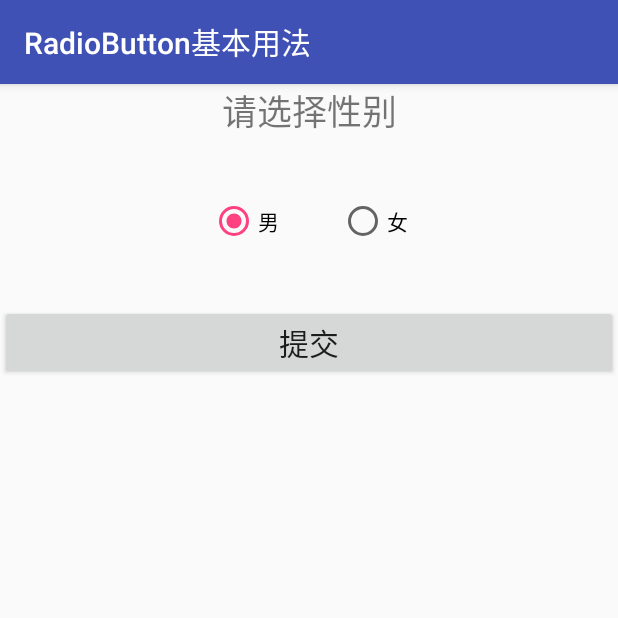
After one commit to LinTeX9527/AndroidStudyNote, an Android app: the TestRadioButtonActivity screen opened directly, with no data from a screen before it, on a phone screen of 412 x 824 dp, the top half of it. The commit adds this screen. Run offline under Robolectric (Android 15) with nearby library versions, the phone set to English and light mode, and no system bars.

Commit message:
演示两种方法获取RadioButton的选中值

```diff
--- a/runoob/src/main/AndroidManifest.xml
+++ b/runoob/src/main/AndroidManifest.xml
@@ -52,19 +52,27 @@
                 <category android:name="android.intent.category.DEFAULT" />
             </intent-filter>
         </activity>
+        <activity
+            android:name=".TestImageViewActivity"
+            android:label="@string/imageview_attr"
+            android:launchMode="singleInstance">
+            <intent-filter>
+                <action android:name="com.lintex9527.runoob.TestImageViewActivity" />
 
-        <activity android:name=".TestImageViewActivity"
-            android:label="@string/imageview_attr"
+                <category android:name="android.intent.category.DEFAULT" />
+            </intent-filter>
+        </activity>
+
+        <activity android:name=".TestRadioButtonActivity"
+            android:label="@string/radiobuton_attr"
             android:launchMode="singleInstance"
             >
             <intent-filter>
-                <action android:name="com.lintex9527.runoob.TestImageViewActivity" />
+                <action android:name="com.lintex9527.runoob.TestRadioButtonActivity" />
                 <category android:name="android.intent.category.DEFAULT" />
             </intent-filter>
 
         </activity>
-
-
     </application>
 
 </manifest>
--- a/runoob/src/main/java/com/lintex9527/runoob/MainActivity.java
+++ b/runoob/src/main/java/com/lintex9527/runoob/MainActivity.java
@@ -69,6 +69,7 @@ public class MainActivity extends AppCompatActivity {
         addTestItem(R.string.edittext_attr, "com.lintex9527.runoob.TestEditTextActivity");
         addTestItem(R.string.button_attr, "com.lintex9527.runoob.TestButtonActivity");
         addTestItem(R.string.imageview_attr, "com.lintex9527.runoob.TestImageViewActivity");
+        addTestItem(R.string.radiobuton_attr, "com.lintex9527.runoob.TestRadioButtonActivity");
 
     }
 
--- /dev/null
+++ b/runoob/src/main/java/com/lintex9527/runoob/TestRadioButtonActivity.java
@@ -0,0 +1,59 @@
+package com.lintex9527.runoob;
+
+import android.support.v7.app.AppCompatActivity;
+import android.os.Bundle;
+import android.view.View;
+import android.widget.Button;
+import android.widget.RadioButton;
+import android.widget.RadioGroup;
+import android.widget.Toast;
+
+/**
+ * 参见教程：
+ * http://www.runoob.com/w3cnote/android-tutorial-radiobutton-checkbox.html
+ *
+ * RadioButton 需要放到 RadioGroup 组中，才能达到只能选择一个的效果。
+ */
+public class TestRadioButtonActivity extends AppCompatActivity {
+
+    private RadioGroup mRadioGroup;
+    private RadioButton mRadioButtonMan;
+    private RadioButton mRadioButtonWoman;
+    private Button mButtonPost;
+
+    @Override
+    protected void onCreate(Bundle savedInstanceState) {
+        super.onCreate(savedInstanceState);
+        setContentView(R.layout.activity_test_radio_button);
+
+        /**
+         * 第一种获取RadioButton选中状态的方式：通过RadioGroup的监听器 onCheckedChangeListener
+         */
+        mRadioGroup = (RadioGroup) findViewById(R.id.radioGroup);
+        mRadioGroup.setOnCheckedChangeListener(new RadioGroup.OnCheckedChangeListener() {
+            @Override
+            public void onCheckedChanged(RadioGroup group, int checkedId) {
+                RadioButton radioButton = (RadioButton) findViewById(checkedId);
+                Toast.makeText(getApplicationContext(), "选择：" + radioButton.getText(), Toast.LENGTH_SHORT).show();
+            }
+        });
+
+        mButtonPost = (Button) findViewById(R.id.btnPost);
+        mButtonPost.setOnClickListener(new View.OnClickListener() {
+            @Override
+            public void onClick(View v) {
+                /**
+                 * 第二种方法：通过RadioGroup遍历每一个子RadioButton
+                 */
+                for (int i = 0; i < mRadioGroup.getChildCount(); i++) {
+                    RadioButton rd = (RadioButton) mRadioGroup.getChildAt(i);
+                    if (rd.isChecked()) {
+                        Toast.makeText(getApplicationContext(), "选择：" + rd.getText(), Toast.LENGTH_SHORT).show();
+                        break;
+                    }
+                }
+            }
+        });
+
+    }
+}
--- /dev/null
+++ b/runoob/src/main/res/layout/activity_test_radio_button.xml
@@ -0,0 +1,55 @@
+<?xml version="1.0" encoding="utf-8"?>
+<LinearLayout xmlns:android="http://schemas.android.com/apk/res/android"
+    xmlns:app="http://schemas.android.com/apk/res-auto"
+    xmlns:tools="http://schemas.android.com/tools"
+    android:layout_width="match_parent"
+    android:layout_height="match_parent"
+    android:orientation="vertical"
+    tools:context=".TestRadioButtonActivity">
+
+    <TextView
+        android:layout_width="match_parent"
+        android:layout_height="wrap_content"
+        android:text="请选择性别"
+        android:textSize="23sp"
+        android:gravity="center_horizontal"
+        />
+
+    <RadioGroup
+        android:id="@+id/radioGroup"
+        android:layout_width="match_parent"
+        android:layout_height="wrap_content"
+        android:layout_marginTop="20dp"
+        android:orientation="horizontal"
+        android:gravity="center_horizontal"
+        >
+
+        <RadioButton
+            android:id="@+id/btnMan"
+            android:layout_width="wrap_content"
+            android:layout_height="wrap_content"
+            android:text="男"
+            android:checked="true"
+            android:layout_margin="20dp"
+            />
+
+        <RadioButton
+            android:id="@+id/btnWoman"
+            android:layout_width="wrap_content"
+            android:layout_height="wrap_content"
+            android:text="女"
+            android:layout_margin="20dp"
+            />
+
+    </RadioGroup>
+
+    <Button
+        android:id="@+id/btnPost"
+        android:layout_width="match_parent"
+        android:layout_height="wrap_content"
+        android:layout_marginTop="20dp"
+        android:text="提交"
+        android:textSize="20sp"
+        />
+
+</LinearLayout>
--- a/runoob/src/main/res/values/strings.xml
+++ b/runoob/src/main/res/values/strings.xml
@@ -17,5 +17,6 @@
     <string name="button_attr">Button状态</string>
 
     <string name="imageview_attr">ImageView基本属性</string>
+    <string name="radiobuton_attr">RadioButton基本用法</string>
 
 </resources>
```
